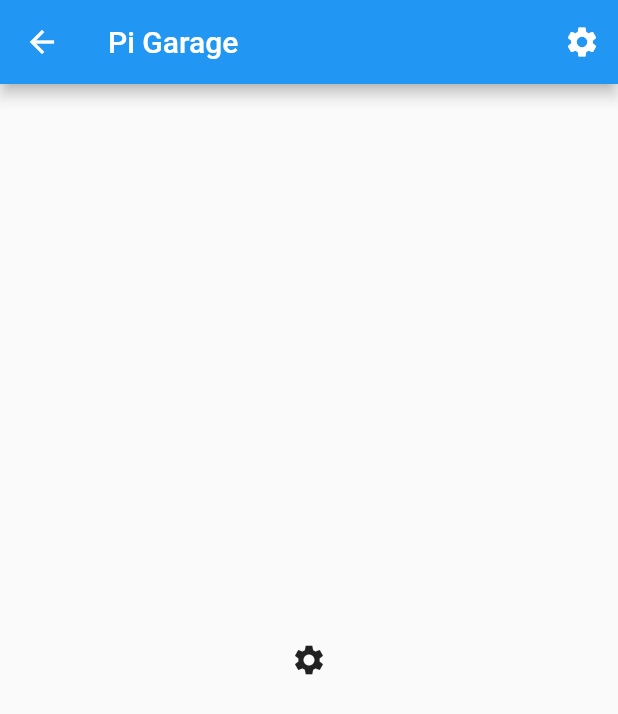
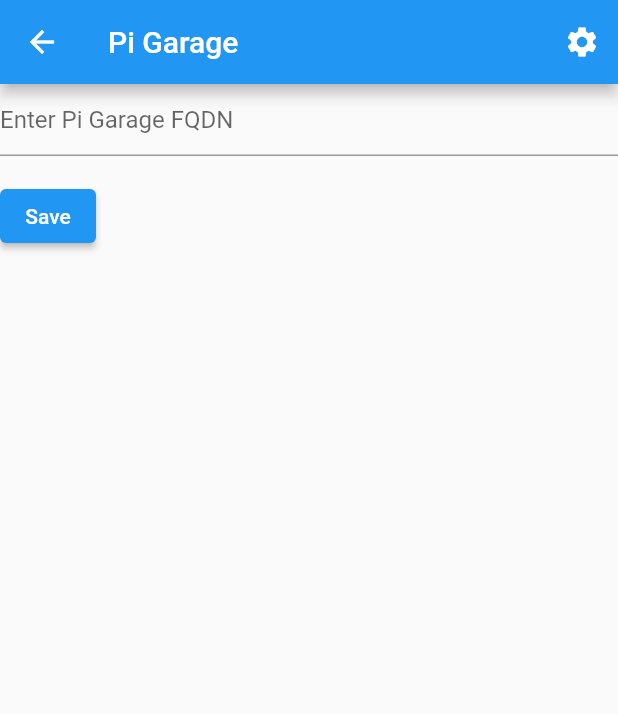
Before and after one commit to michaelgambold/pi-garage, a Flutter app: the screen it shows after launch, after a tap on the "settings" icon, on a phone screen of 412 x 824 dp. Shown: the top 714 px of the screen. Run offline on Flutter 3.47's test engine with Material 2 defaults, Android fonts, the light colour scheme and no system bars; our stand-ins replace shared_preferences.

Commit message:
feat: First form field in settings

```diff
--- a/app/lib/pages/settings_page.dart
+++ b/app/lib/pages/settings_page.dart
@@ -1,4 +1,5 @@
 import 'package:flutter/material.dart';
+import 'package:shared_preferences/shared_preferences.dart';
 
 class SettingsPage extends StatefulWidget {
   const SettingsPage({Key? key, required this.title}) : super(key: key);
@@ -10,8 +11,28 @@ class SettingsPage extends StatefulWidget {
 }
 
 class _SettingsPageState extends State<SettingsPage> {
+  String _fqdn = '';
+
+  @override
+  void initState() {
+    super.initState();
+    _loadSettings();
+  }
+
+  void _loadSettings() async {
+    final prefs = await SharedPreferences.getInstance();
+    _fqdn = (prefs.getString('fqdn') ?? '');
+  }
+
+  void _saveSettings() async {
+    final prefs = await SharedPreferences.getInstance();
+    prefs.setString('fqdn', "http://pi-garage.gamboldcomputer.com.au");
+  }
+
   @override
   Widget build(BuildContext context) {
+    final GlobalKey<FormState> _formKey = GlobalKey<FormState>();
+
     return Scaffold(
         appBar: AppBar(
           // Here we take the value from the MyHomePage object that was created by
@@ -20,20 +41,47 @@ class _SettingsPageState extends State<SettingsPage> {
           actions: <Widget>[
             IconButton(
               icon: const Icon(Icons.settings),
-              tooltip: 'Open shopping cart',
+              tooltip: 'Open settings',
               onPressed: () {
                 // handle the press
               },
             ),
           ],
         ),
-        body: Center(
-          child: IconButton(
-            icon: Icon(Icons.settings),
-            tooltip: 'Open shopping cart',
-            onPressed: () {
-              Navigator.pop(context);
-            },
+        body: Form(
+          key: _formKey,
+          child: Column(
+            crossAxisAlignment: CrossAxisAlignment.start,
+            children: <Widget>[
+              TextFormField(
+                decoration: const InputDecoration(
+                  hintText: 'Enter Pi Garage FQDN',
+                ),
+                validator: (String? value) {
+                  if (value == null || value.isEmpty) {
+                    return 'A FQDN is required';
+                  }
+                  return null;
+                },
+              ),
+              Padding(
+                padding: const EdgeInsets.symmetric(vertical: 16.0),
+                child: ElevatedButton(
+                  onPressed: () {
+                    // Validate will return true if the form is valid, or false if
+                    // the form is invalid.
+                    if (_formKey.currentState!.validate()) {
+                      _saveSettings();
+                      // Process data.
+                      ScaffoldMessenger.of(context).showSnackBar(
+                        const SnackBar(content: Text('Saving Data')),
+                      );
+                    }
+                  },
+                  child: const Text('Save'),
+                ),
+              ),
+            ],
           ),
         ));
   }
--- a/app/pubspec.yaml
+++ b/app/pubspec.yaml
@@ -35,6 +35,7 @@ dependencies:
   # Use with the CupertinoIcons class for iOS style icons.
   cupertino_icons: ^1.0.2
   http: ^0.13.4
+  shared_preferences: ^2.0.13
 
 dev_dependencies:
   flutter_test:
```
Also changed, not shown: app/lib/pages/home_page.dart (+0 -7 lines), app/pubspec.lock, 4 other files.
